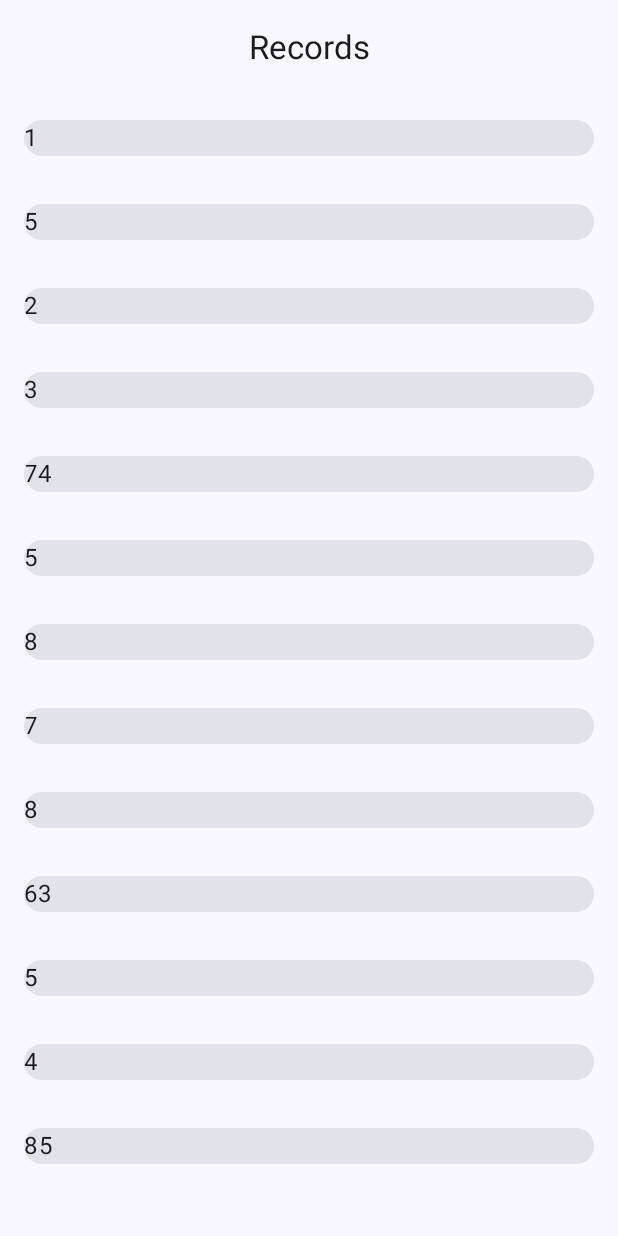
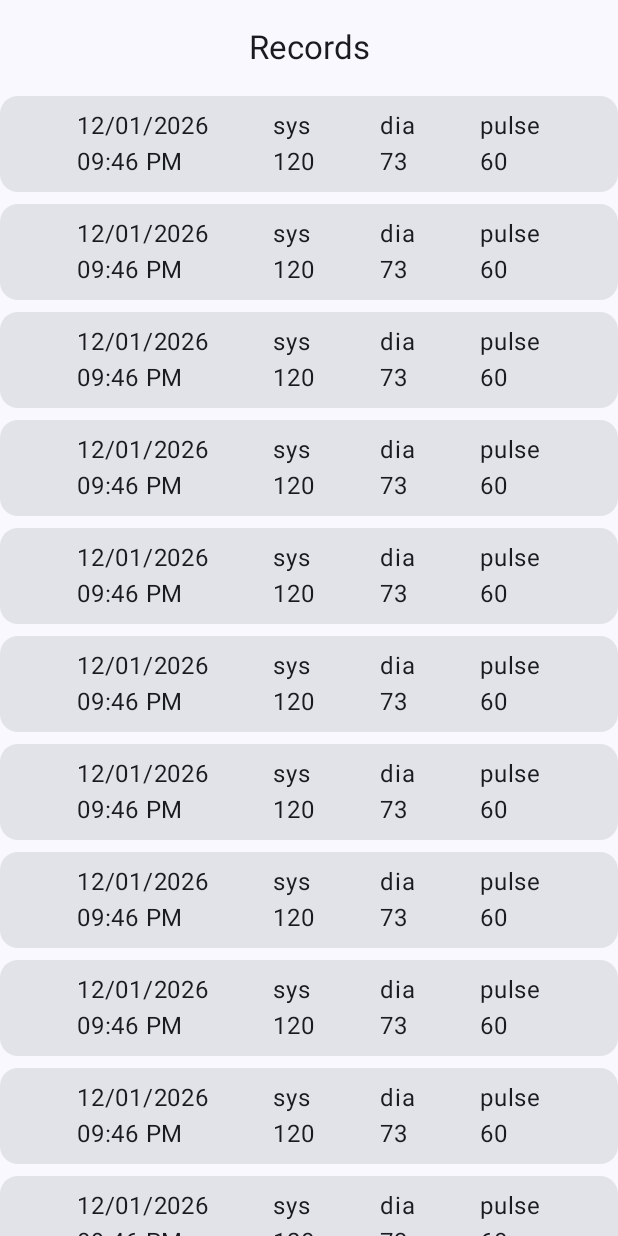
Before and after one commit to Donovan-Wilder/BloodPressureHQ, an Android app built with Jetpack Compose: the composable RecordsDisplay shown on its own in the app's theme, on a phone screen of 412 x 824 dp. Run offline under Robolectric (Android 15) with nearby library versions, the light colour scheme and no system bars; our stand-ins replace Room's generated code; libraries missing offline, so code that uses them is left out: com.github.mikephil.charting; 1 statement that could not run was skipped.

Commit message:
Changes: Add files from old project

```diff
--- /dev/null
+++ b/app/src/main/java/com/donovanwilder/android/bloodpressurehq/tools/DateTools.kt
@@ -0,0 +1,12 @@
+package com.donovanwilder.android.bloodpressurehq.tools
+
+import java.text.SimpleDateFormat
+import java.util.logging.SimpleFormatter
+
+class DateTools {
+    companion object {
+        fun getDateFormatter() = SimpleDateFormat("MM/dd/yyy")
+        fun getTimeFormatter() = SimpleDateFormat("hh:mm a")
+
+    }
+}
--- a/app/src/main/java/com/donovanwilder/android/bloodpressurehq/ui/MainLayout.kt
+++ b/app/src/main/java/com/donovanwilder/android/bloodpressurehq/ui/MainLayout.kt
@@ -1,6 +1,8 @@
 package com.donovanwilder.android.bloodpressurehq.ui
 
+import androidx.compose.foundation.layout.Arrangement
 import androidx.compose.foundation.layout.Column
+import androidx.compose.foundation.layout.PaddingValues
 import androidx.compose.foundation.layout.Row
 import androidx.compose.foundation.layout.fillMaxWidth
 import androidx.compose.foundation.layout.padding
@@ -16,12 +18,16 @@ import androidx.compose.material3.Text
 import androidx.compose.runtime.Composable
 import androidx.compose.ui.Alignment
 import androidx.compose.ui.Modifier
+import androidx.compose.ui.modifier.modifierLocalConsumer
 import androidx.compose.ui.res.painterResource
 import androidx.compose.ui.tooling.preview.Preview
 import androidx.compose.ui.unit.dp
 import androidx.compose.ui.viewinterop.AndroidView
 import com.donovanwilder.android.bloodpressurehq.R
+import com.donovanwilder.android.bloodpressurehq.data.BpRecord
+import com.donovanwilder.android.bloodpressurehq.tools.DateTools
 import com.github.mikephil.charting.charts.LineChart
+import java.util.Date
 
 
 @Preview
@@ -52,7 +58,7 @@ fun StatisticsDisplay(modifier: Modifier = Modifier) {
             modifier = Modifier.padding(it),
             horizontalAlignment = Alignment.CenterHorizontally
         ) {
-            Row {
+            Row (verticalAlignment = Alignment.CenterVertically){
                 IconButton(onClick = { /*TODO*/ }) {
                     Icon(
                         painter = painterResource(id = R.drawable.ic_left_arrow),
@@ -67,7 +73,7 @@ fun StatisticsDisplay(modifier: Modifier = Modifier) {
                     )
                 }
             }
-            AndroidView(factory = {
+            AndroidView(modifier=Modifier.fillMaxWidth(), factory = {
                 LineChart(it)
             })
         }
@@ -80,9 +86,9 @@ fun RecordsDisplay(modifier: Modifier = Modifier) {
     Scaffold(modifier = modifier, topBar = {
         CenterAlignedTopAppBar(title = { Text(text = "Records") })
     }) {
-        LazyColumn(modifier = Modifier.padding(it)) {
+        LazyColumn( contentPadding = it, verticalArrangement = Arrangement.spacedBy(8.dp)) {
             items(listOf(1, 5, 2, 3, 74, 5, 8, 7, 8, 63, 5, 4, 85)) {
-                RecordItem(item = it)
+                RecordItem(BpRecord(dateAdded = Date(), sys = 120, dia=73, pulse = 60), modifier = modifier.padding(16.dp))
             }
         }
 
@@ -90,14 +96,32 @@ fun RecordsDisplay(modifier: Modifier = Modifier) {
 }
 
 @Composable
-fun RecordItem(item: Int, modifier: Modifier = Modifier) {
+fun RecordItem(record:BpRecord, modifier: Modifier = Modifier) {
     Card(
         modifier = Modifier
-            .fillMaxWidth()
-            .padding(16.dp)
     ) {
-        Row {
-            Text(text = item.toString())
+        Row(
+            modifier = Modifier.fillMaxWidth().padding(8.dp),
+            horizontalArrangement = Arrangement.SpaceEvenly,
+        ) {
+            Column {
+                val dateString = DateTools.getDateFormatter().format(record.dateAdded)
+                val timeString = DateTools.getTimeFormatter().format(record.dateAdded)
+                Text(text = dateString)
+                Text(text = timeString)
+            }
+            Column {
+                Text("sys")
+                Text(record.sys.toString())
+            }
+            Column {
+                Text("dia")
+                Text(record.dia.toString())
+            }
+            Column {
+                Text("pulse")
+                Text(record.pulse.toString())
+            }
         }
     }
 }
```
Also changed, not shown: app/src/main/java/com/donovanwilder/android/bloodpressurehq/tools/CsvTools.kt (added, +52 -0 lines), app/src/main/java/com/donovanwilder/android/bloodpressurehq/ui/BpRecordsViewModel.kt (added, +32 -0 lines).
